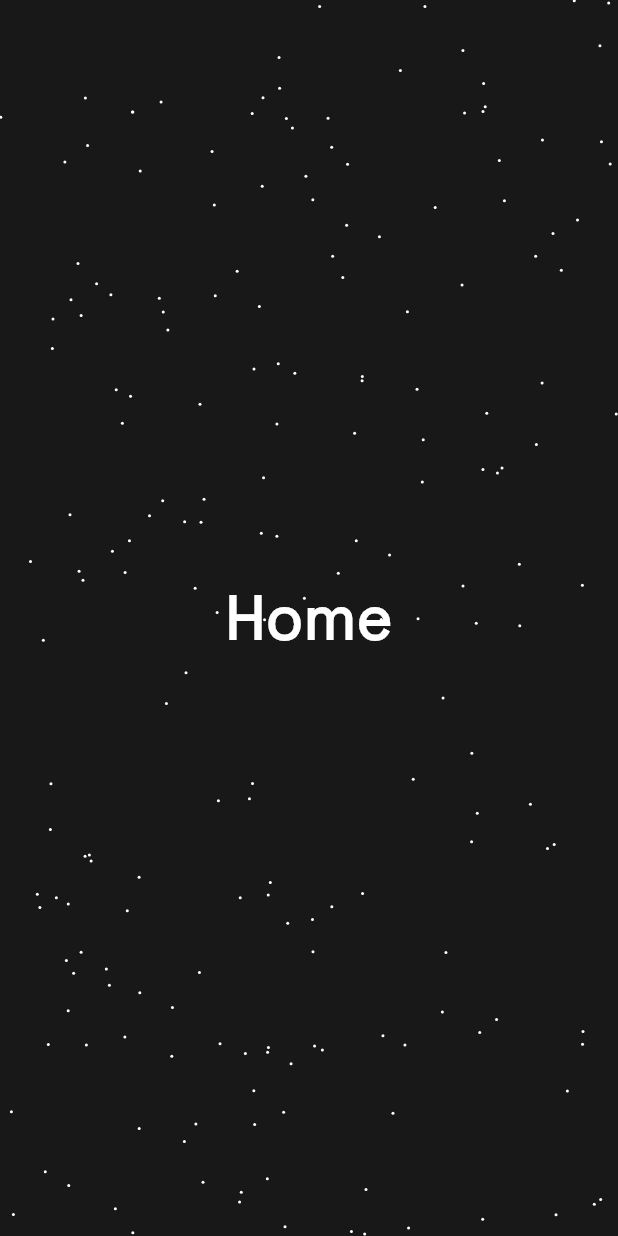
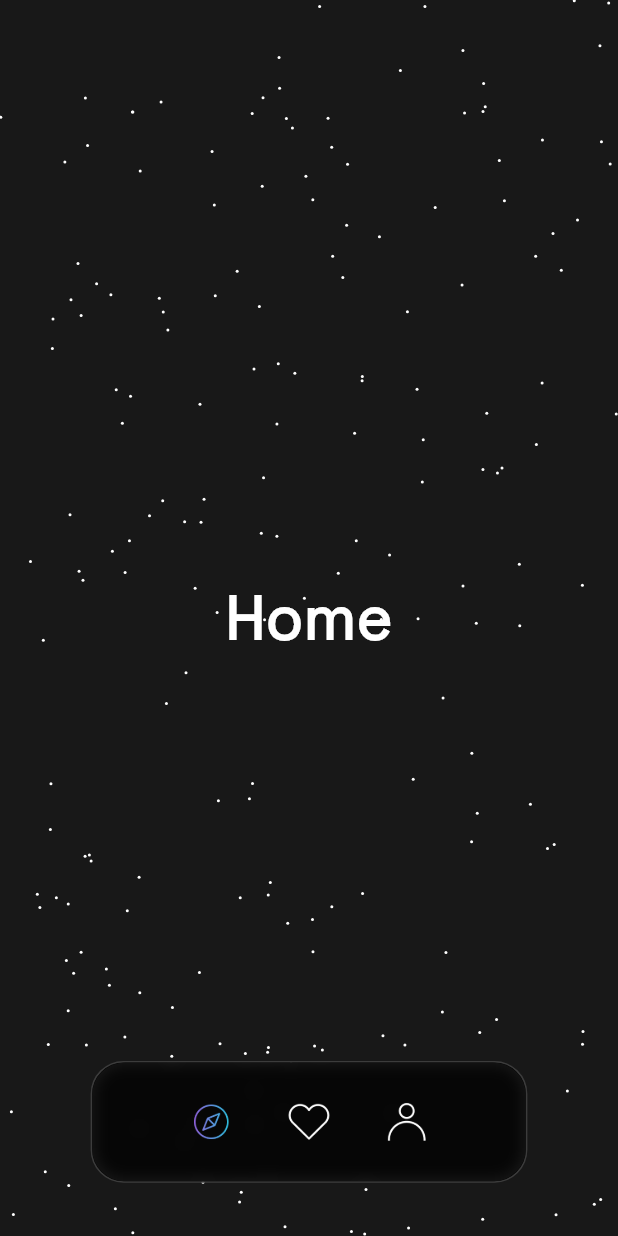
Before and after one commit to GalaxtXGate/GalaxtXGate, a Flutter app: the screen it shows after launch, on a phone screen of 412 x 824 dp. Run offline on Flutter 3.47's test engine with Material 3 defaults, Android fonts, the light colour scheme and no system bars; our stand-ins replace flutter_screenutil; project files that could hold a hidden picture were left out.

Commit message:
Bottom Nav Bar - make blured-bottom-nav-bar component - make bottom nav bar screen

```diff
--- a/lib/core/routes/router.dart
+++ b/lib/core/routes/router.dart
@@ -1,12 +1,15 @@
 import 'package:flutter/material.dart';
 import 'package:galaxyxgate/core/routes/routes.dart';
-import 'package:galaxyxgate/features/home/view/home.dart';
+import 'package:galaxyxgate/features/bottom_nav_bar/view/bottom_nav_bar.dart';
+import 'package:galaxyxgate/features/home_screen/view/home_screen.dart';
 
 class AppRouter {
   MaterialPageRoute generateRoute(RouteSettings settings) {
     switch (settings.name) {
       case Routes.home:
         return MaterialPageRoute(builder: (context) => const Home());
+      case Routes.bottomNavBar:
+        return MaterialPageRoute(builder: (context) => const BottomNavBar());
       default:
         return MaterialPageRoute(
           builder: (context) => Scaffold(
--- a/lib/core/routes/routes.dart
+++ b/lib/core/routes/routes.dart
@@ -1,3 +1,4 @@
 class Routes {
   static const String home = '/';
+  static const String bottomNavBar = 'BottomNavBar';
 }
--- a/lib/core/themes/app_colors.dart
+++ b/lib/core/themes/app_colors.dart
@@ -5,6 +5,12 @@ class AppColors {
   static const Color blue = Color(0xff6090DE);
   static const Color cian = Color(0xff17D4E0);
   static const Color deepGrey = Color(0xff3c3c3c);
-  static const Color black = Color(0xff181818);
+  static const Color lightBlack = Color(0xff181818);
+  static const Color black = Color(0xff000000);
   static const Color white = Color(0xffffffff);
+  static final maingGradientColor = List<Color>.from([
+    purple,
+    blue,
+    cian,
+  ]);
 }
--- /dev/null
+++ b/lib/core/utils/app_icons.dart
@@ -0,0 +1,6 @@
+class AppIcons {
+  static const String appIcon = 'assets/images/appIcon.png';
+  static const String compassIcon = 'assets/icons/compass.png';
+  static const String personIcon = 'assets/icons/person.png';
+  static const String favIcon = 'assets/icons/fav.png';
+}
--- a/lib/core/themes/app_images.dart
+++ b/lib/core/utils/app_images.dart
@@ -1,4 +1,3 @@
 class AppImages {
   static const String spaceBackground = 'assets/images/space.svg';
-  static const String appIcon = 'assets/images/appIcon.png';
 }
--- /dev/null
+++ b/lib/features/bottom_nav_bar/view/bottom_nav_bar.dart
@@ -0,0 +1,27 @@
+import 'package:flutter/material.dart';
+import 'package:galaxyxgate/core/themes/app_colors.dart';
+import 'package:galaxyxgate/core/utils/app_icons.dart';
+import 'package:galaxyxgate/features/bottom_nav_bar/view/widgets/blured_bottom_nav_bar/blured_bottom_nav_bar.dart';
+import 'package:galaxyxgate/features/home_screen/view/home_screen.dart';
+
+class BottomNavBar extends StatelessWidget {
+  const BottomNavBar({super.key});
+
+  @override
+  Widget build(BuildContext context) {
+    return BluredBottomNavBar(
+      icons: const [
+        AppIcons.compassIcon,
+        AppIcons.favIcon,
+        AppIcons.personIcon,
+      ],
+      screens: [
+        Home(),
+        Home(),
+        Home(),
+      ],
+      gradientColors: AppColors.maingGradientColor,
+      notSelectedColor: AppColors.white,
+    );
+  }
+}
--- /dev/null
+++ b/lib/features/bottom_nav_bar/view/widgets/blured_bottom_nav_bar/blured_bottom_nav_bar.dart
@@ -0,0 +1,53 @@
+import 'package:flutter/material.dart';
+import 'package:flutter_screenutil/flutter_screenutil.dart';
+import 'package:galaxyxgate/features/bottom_nav_bar/view/widgets/blured_bottom_nav_bar/widgets/containers/bottom_nav_bar_container.dart';
+
+class BluredBottomNavBar extends StatefulWidget {
+  const BluredBottomNavBar(
+      {super.key,
+      required this.icons,
+      required this.screens,
+      required this.gradientColors,
+      required this.notSelectedColor});
+  final List<String> icons;
+  final List<Widget> screens;
+  final List<Color> gradientColors;
+  final Color notSelectedColor;
+
+  @override
+  State<BluredBottomNavBar> createState() => _BluredBottomNavBarState();
+}
+
+class _BluredBottomNavBarState extends State<BluredBottomNavBar> {
+  PageController pageController = PageController(
+    initialPage: 0,
+    keepPage: true,
+  );
+  @override
+  Widget build(BuildContext context) {
+    return Scaffold(
+      body: Stack(
+        children: [
+          Positioned.fill(
+            child: PageView(
+              controller: pageController,
+              children: widget.screens,
+              onPageChanged: (value) {},
+            ),
+          ),
+          Positioned(
+            right: 55.w,
+            left: 55.w,
+            bottom: 35.h,
+            child: BottomNavBarContainer(
+              icons: widget.icons,
+              gradientColors: widget.gradientColors,
+              notSelectedColor: widget.notSelectedColor,
+              pageController: pageController,
+            ),
+          ),
+        ],
+      ),
+    );
+  }
+}
--- /dev/null
+++ b/lib/features/bottom_nav_bar/view/widgets/blured_bottom_nav_bar/widgets/containers/bottom_nav_bar_container.dart
@@ -0,0 +1,73 @@
+import 'dart:ui';
+import 'package:flutter/material.dart';
+import 'package:flutter/services.dart';
+import 'package:flutter_screenutil/flutter_screenutil.dart';
+import 'package:galaxyxgate/core/themes/app_colors.dart';
+import 'package:galaxyxgate/features/bottom_nav_bar/view/widgets/blured_bottom_nav_bar/widgets/icon_buttons/bottom_nav_bar_icon_button.dart';
+
+class BottomNavBarContainer extends StatefulWidget {
+  const BottomNavBarContainer({
+    super.key,
+    required this.icons,
+    required this.gradientColors,
+    required this.notSelectedColor,
+    required this.pageController,
+  });
+  final List<String> icons;
+  final List<Color> gradientColors;
+  final Color notSelectedColor;
+  final PageController pageController;
+
+  @override
+  State<BottomNavBarContainer> createState() => _BottomNavBarContainerState();
+}
+
+class _BottomNavBarContainerState extends State<BottomNavBarContainer> {
+  ValueNotifier<int> gradient = ValueNotifier(0);
+  @override
+  Widget build(BuildContext context) {
+    return Container(
+      height: 80.h,
+      width: 260.w,
+      decoration: BoxDecoration(
+        border: Border.all(
+          color: AppColors.deepGrey,
+          width: 1,
+        ),
+        borderRadius: BorderRadius.circular(20.w),
+        color: AppColors.black.withOpacity(0.75),
+      ),
+      child: ClipRRect(
+        borderRadius: BorderRadius.circular(20.w),
+        child: BackdropFilter(
+          filter: ImageFilter.blur(sigmaX: 5.w, sigmaY: 5.h),
+          child: Padding(
+            padding: EdgeInsets.symmetric(horizontal: 50.w),
+            child: ValueListenableBuilder(
+              valueListenable: gradient,
+              builder:
+                  (BuildContext context, int gradientValue, Widget? child) =>
+                      Row(
+                mainAxisAlignment: MainAxisAlignment.spaceBetween,
+                children: List.generate(
+                  widget.icons.length,
+                  (index) => BottomNavBarIconButton(
+                    onPressed: () {
+                      gradient.value = index;
+                      HapticFeedback.heavyImpact();
+                      widget.pageController.jumpToPage(index);
+                    },
+                    icon: widget.icons[index],
+                    isGradient: ValueNotifier(gradientValue == index),
+                    notSelectedColor: widget.notSelectedColor,
+                    gradientColors: widget.gradientColors,
+                  ),
+                ),
+              ),
+            ),
+          ),
+        ),
+      ),
+    );
+  }
+}
--- /dev/null
+++ b/lib/features/bottom_nav_bar/view/widgets/blured_bottom_nav_bar/widgets/icon_buttons/bottom_nav_bar_icon_button.dart
@@ -0,0 +1,48 @@
+import 'package:flutter/material.dart';
+import 'package:flutter_screenutil/flutter_screenutil.dart';
+
+class BottomNavBarIconButton extends StatelessWidget {
+  const BottomNavBarIconButton({
+    super.key,
+    required this.onPressed,
+    required this.icon,
+    required this.isGradient,
+    required this.notSelectedColor,
+    required this.gradientColors,
+  });
+
+  final void Function() onPressed;
+  final dynamic icon;
+  final ValueNotifier<bool> isGradient;
+  final List<Color> gradientColors;
+  final Color notSelectedColor;
+
+  @override
+  Widget build(BuildContext context) {
+    return IconButton(
+      onPressed: onPressed,
+      icon: ValueListenableBuilder(
+          valueListenable: isGradient,
+          builder: (context, value, child) => value
+              ? ShaderMask(
+                  shaderCallback: (Rect rect) => LinearGradient(
+                          colors: gradientColors,
+                          begin: Alignment.centerLeft,
+                          end: Alignment.centerRight)
+                      .createShader(rect),
+                  child: Image.asset(
+                    width: 30.w,
+                    height: 30.w,
+                    icon.toString(),
+                    color: notSelectedColor,
+                  ),
+                )
+              : Image.asset(
+                  width: 30.w,
+                  height: 30.w,
+                  icon.toString(),
+                  color: notSelectedColor,
+                )),
+    );
+  }
+}
--- a/lib/features/home/view/widgets/appLogoAndName.dart
+++ b/lib/features/home_screen/view/widgets/appLogoAndName.dart
@@ -1,7 +1,6 @@
 // ignore_for_file: file_names
 
 import 'package:flutter/material.dart';
-import 'package:galaxyxgate/core/themes/app_images.dart';
 import 'package:galaxyxgate/core/themes/text_styles.dart';
 
 class AppLogoAndName extends StatelessWidget {
@@ -11,9 +10,6 @@ class AppLogoAndName extends StatelessWidget {
   Widget build(BuildContext context) {
     return Column(
       children: [
-        Image.asset(
-          AppImages.appIcon,
-        ),
         Text(
           "Galaxy X Gate",
           style: TextStyles.font40WhiteBold,
--- a/lib/galaxy_x_gate_app.dart
+++ b/lib/galaxy_x_gate_app.dart
@@ -23,9 +23,9 @@ class GalaxyXGateApp extends StatelessWidget {
         debugShowCheckedModeBanner: false,
         theme: ThemeData(
           primaryColor: AppColors.purple,
-          scaffoldBackgroundColor: AppColors.black,
+          scaffoldBackgroundColor: AppColors.lightBlack,
         ),
-        initialRoute: Routes.home,
+        initialRoute: Routes.bottomNavBar,
         onGenerateRoute: router.generateRoute,
       ),
     );
```
Also changed, not shown: assets/icons/compass.png (added), assets/icons/fav.png (added), assets/icons/person.png (added), assets/icons/splash_logo.png, assets/images/android12-Icon.png (deleted), assets/images/appIcon.png (deleted), lib/features/home_screen/view/home_screen.dart (renamed from lib/features/home/view/home.dart).
